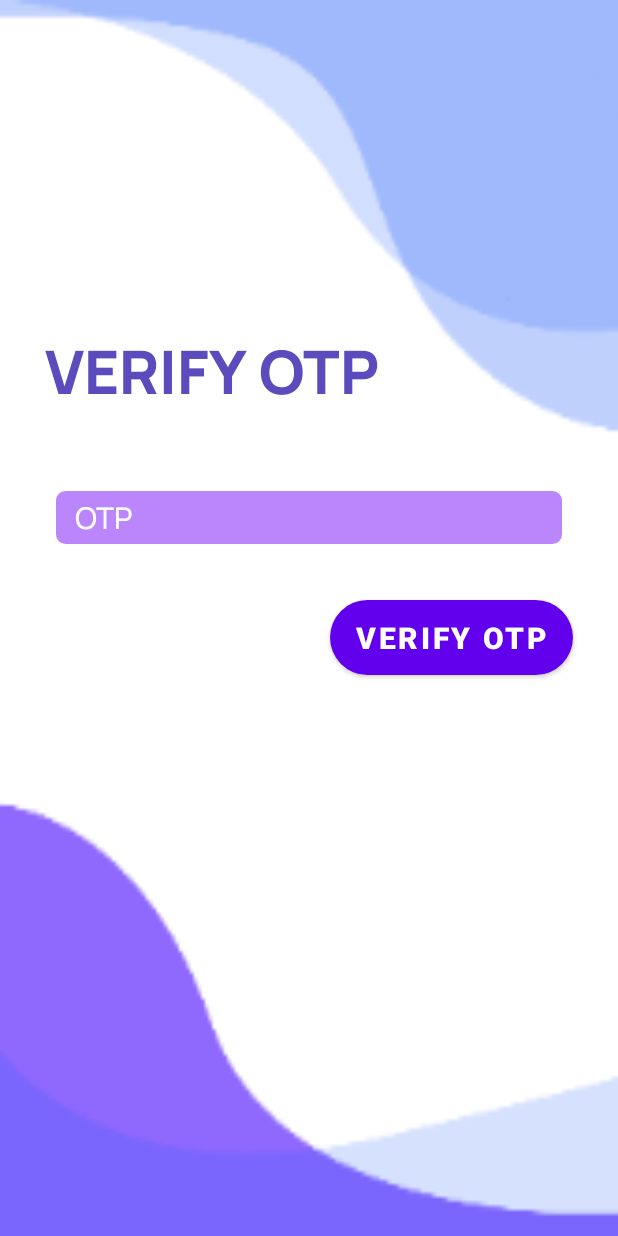
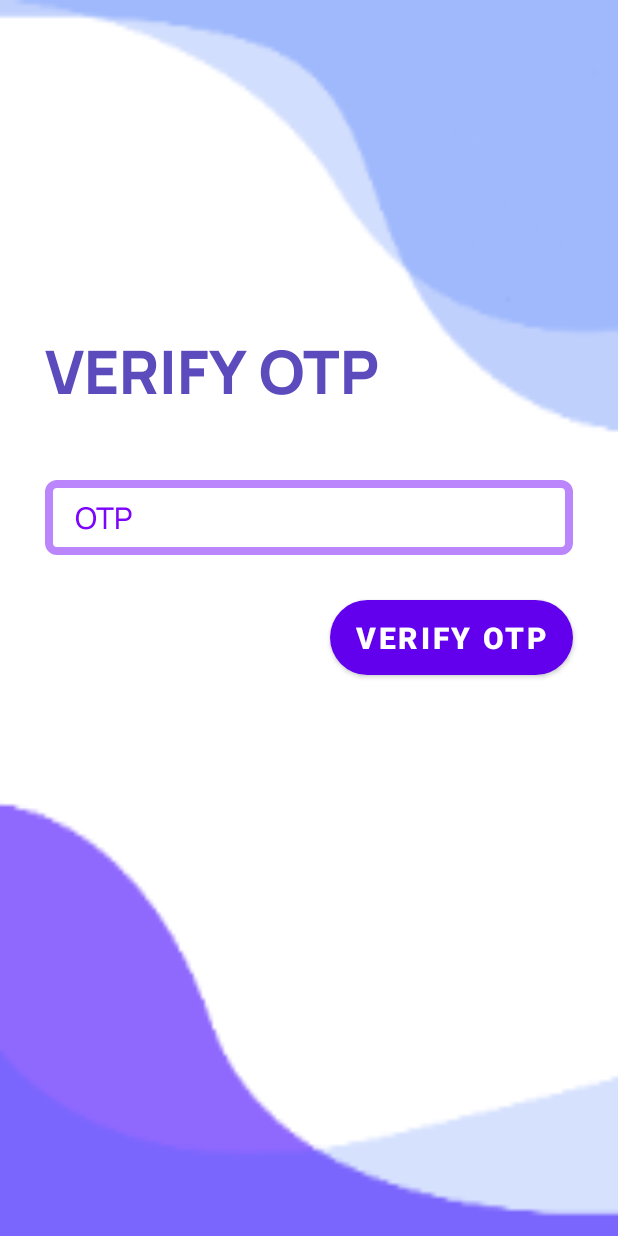
Before and after one commit to ankitsingh4264/CarrerGuide, an Android app: the OtpFragment screen opened through its navigation route, on a phone screen of 412 x 824 dp. Run offline under Robolectric (Android 15) with nearby library versions, the phone set to English and light mode, and no system bars; our stand-ins replace Firebase (no records; nobody signed in at launch, a user with empty details on screens opened directly), navigation-ui; 1 statement that could not run was skipped.

```diff
--- a/app/src/main/res/drawable/round_less_edge.xml
+++ b/app/src/main/res/drawable/round_less_edge.xml
@@ -6,7 +6,7 @@
         android:radius="5dp"
         />
     <stroke android:width="5dp"
-        android:color="@color/white"/>
+        android:color="@color/purple_200"/>
 
 
 </shape>
--- a/app/src/main/res/layout/fragment_otp.xml
+++ b/app/src/main/res/layout/fragment_otp.xml
@@ -23,7 +23,7 @@
         android:id="@+id/rl_otp"
         android:layout_width="match_parent"
         android:layout_height="50dp"
-        android:background="@drawable/otp_box"
+        android:background="@drawable/round_less_edge"
         android:layout_centerHorizontal="true"
         android:layout_marginHorizontal="30dp"
         android:layout_marginTop="320dp">
@@ -32,12 +32,12 @@
             android:id="@+id/edit_otp"
             android:layout_width="match_parent"
             android:layout_height="match_parent"
-            android:textColor="@color/white"
+            android:textColor="@color/purple_900"
             android:layout_marginHorizontal="20dp"
             android:textSize="20dp"
             android:inputType="number"
             android:maxLength="6"
-            android:textColorHint="@color/white"
+            android:textColorHint="@color/purple_900"
             android:fontFamily="@font/manrope_medium"
             android:background="@color/transparent"
             android:hint="OTP">
```
Also changed, not shown: app/src/main/java/com/example/careerguide/Profile/profile.kt (+35 -4 lines).
